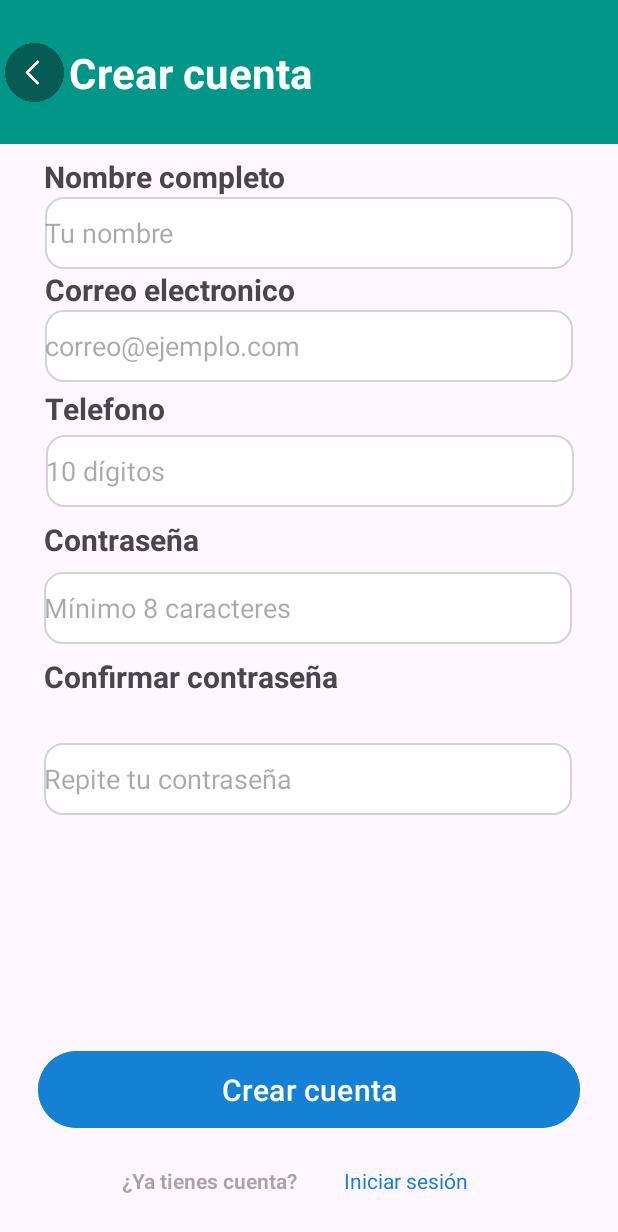
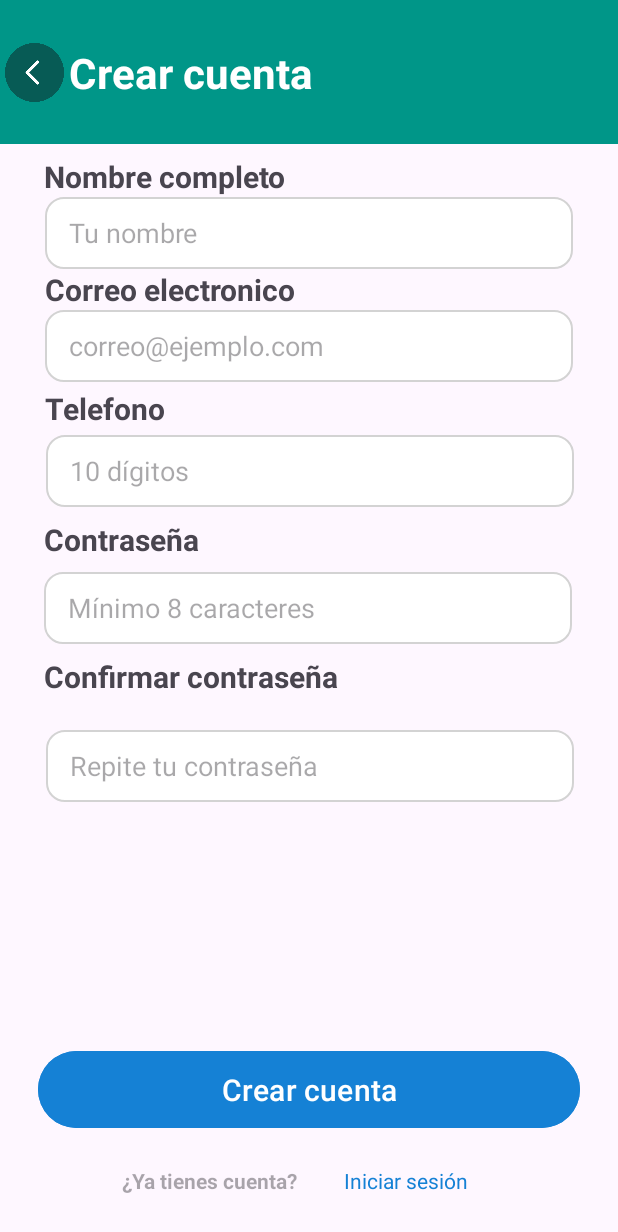
Before and after one commit to yeniseyflores718-cloud/MiTiendita, an Android app: the crear_cuenta screen opened directly, with no data from a screen before it, on a phone screen of 412 x 824 dp. Shown: the top 1232 px of the screen. Run offline under Robolectric (Android 15) with nearby library versions, the phone set to English and light mode, and no system bars.

Commit message:
creo que ya quedoo

```diff
--- a/app/src/main/res/layout/activity_crear_cuenta.xml
+++ b/app/src/main/res/layout/activity_crear_cuenta.xml
@@ -76,6 +76,8 @@
         android:layout_marginTop="8dp"
         android:background="@drawable/bg_buscar"
         android:ems="10"
+        android:paddingStart="16dp"
+        android:paddingEnd="16dp"
         android:hint="Mínimo 8 caracteres"
         android:inputType="text"
         app:layout_constraintEnd_toEndOf="parent"
@@ -89,14 +91,16 @@
         android:layout_height="48dp"
         android:background="@drawable/bg_buscar"
         android:ems="10"
+        android:paddingStart="16dp"
+        android:paddingEnd="16dp"
         android:hint="Repite tu contraseña"
         android:inputType="text"
         app:layout_constraintBottom_toTopOf="@+id/btnCrearCuenta"
         app:layout_constraintEnd_toEndOf="parent"
-        app:layout_constraintHorizontal_bias="0.491"
+        app:layout_constraintHorizontal_bias="0.508"
         app:layout_constraintStart_toStartOf="parent"
-        app:layout_constraintTop_toBottomOf="@+id/editTxtContraseña"
-        app:layout_constraintVertical_bias="0.302" />
+        app:layout_constraintTop_toBottomOf="@+id/textView11"
+        app:layout_constraintVertical_bias="0.119" />
 
     <EditText
         android:id="@+id/editTxtcorreoelectronico"
@@ -104,6 +108,8 @@
         android:layout_height="48dp"
         android:background="@drawable/bg_buscar"
         android:ems="10"
+        android:paddingStart="16dp"
+        android:paddingEnd="16dp"
         android:hint="correo@ejemplo.com"
         android:inputType="text"
         app:layout_constraintEnd_toEndOf="parent"
@@ -130,6 +136,8 @@
         android:layout_marginTop="4dp"
         android:background="@drawable/bg_buscar"
         android:ems="10"
+        android:paddingStart="16dp"
+        android:paddingEnd="16dp"
         android:hint="10 dígitos"
         android:inputType="text"
         app:layout_constraintEnd_toEndOf="parent"
@@ -143,6 +151,8 @@
         android:layout_height="48dp"
         android:background="@drawable/bg_buscar"
         android:ems="10"
+        android:paddingStart="16dp"
+        android:paddingEnd="16dp"
         android:hint="Tu nombre"
         android:inputType="text"
         app:layout_constraintEnd_toEndOf="parent"
```
Also changed, not shown: app/src/main/java/com/example/mitiendita/modelo/RegistroRequest.kt (indentation only).
